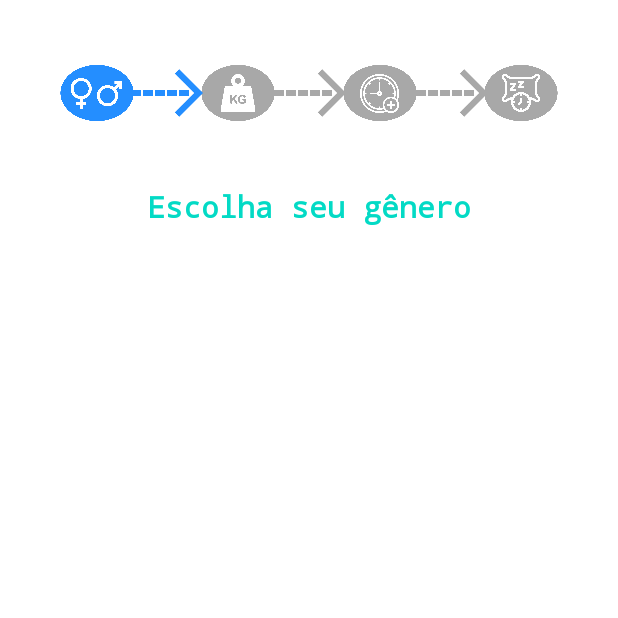
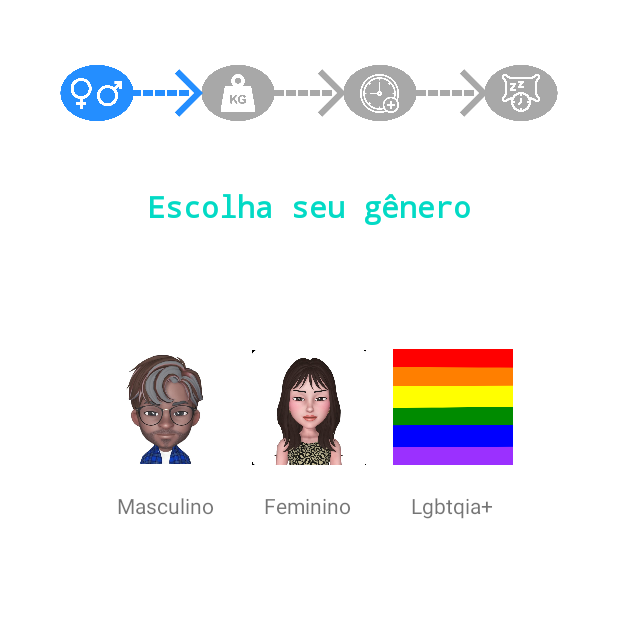
Before and after one commit to Gerabtc/calculadora-copo-de-agua, an Android app: the CadastroGeneroActivity screen opened directly, with no data from a screen before it, on a phone screen of 412 x 824 dp, the top half of it. Run offline under Robolectric (Android 15) with nearby library versions, the phone set to English and light mode, and no system bars.

Commit message:
Adicionado imagens na pasta drawable, bandeira lgbtqia+, rosto feminino, rosto masculino, criado arquivo circulo rosto referente ao avatar masculino, feminino e lgbtqia+

```diff
--- /dev/null
+++ b/app/src/main/res/drawable/ic_circulo_rosto.xml
@@ -0,0 +1,5 @@
+<vector android:height="24dp" android:tint="#FFFFFF"
+    android:viewportHeight="24" android:viewportWidth="24"
+    android:width="24dp" xmlns:android="http://schemas.android.com/apk/res/android">
+    <path android:fillColor="@android:color/white" android:pathData="M12,2C6.48,2 2,6.48 2,12s4.48,10 10,10s10,-4.48 10,-10S17.52,2 12,2zM12,6c1.93,0 3.5,1.57 3.5,3.5S13.93,13 12,13s-3.5,-1.57 -3.5,-3.5S10.07,6 12,6zM12,20c-2.03,0 -4.43,-0.82 -6.14,-2.88C7.55,15.8 9.68,15 12,15s4.45,0.8 6.14,2.12C16.43,19.18 14.03,20 12,20z"/>
+</vector>
--- a/app/src/main/res/layout/activity_cadastro_genero.xml
+++ b/app/src/main/res/layout/activity_cadastro_genero.xml
@@ -139,4 +139,76 @@
         app:layout_constraintTop_toTopOf="@+id/imageView15"
         app:srcCompat="@drawable/hora_dormir_branco" />
 
+    <ImageButton
+        android:id="@+id/imageButtonMasc"
+        android:layout_width="80dp"
+        android:layout_height="80dp"
+        android:layout_marginTop="80dp"
+        android:layout_marginEnd="16dp"
+        android:padding="4dp"
+        android:scaleType="centerCrop"
+        app:layout_constraintEnd_toStartOf="@+id/imageButtonFem"
+        app:layout_constraintHorizontal_bias="0.5"
+        app:layout_constraintHorizontal_chainStyle="packed"
+        app:layout_constraintStart_toStartOf="parent"
+        app:layout_constraintTop_toBottomOf="@+id/textView5"
+        app:srcCompat="@drawable/rosto_masculino" />
+
+    <ImageButton
+        android:id="@+id/imageButtonFem"
+        android:layout_width="80dp"
+        android:layout_height="80dp"
+        android:layout_marginTop="80dp"
+        android:layout_marginEnd="16dp"
+        android:padding="2dp"
+        android:scaleType="centerCrop"
+        app:layout_constraintEnd_toStartOf="@+id/imageButtonLgbt"
+        app:layout_constraintHorizontal_bias="0.5"
+        app:layout_constraintStart_toEndOf="@+id/imageButtonMasc"
+        app:layout_constraintTop_toBottomOf="@+id/textView5"
+        app:srcCompat="@drawable/rosto_feminino" />
+
+    <ImageButton
+        android:id="@+id/imageButtonLgbt"
+        android:layout_width="80dp"
+        android:layout_height="80dp"
+        android:layout_marginTop="80dp"
+        android:padding="1dp"
+        android:scaleType="centerCrop"
+        app:layout_constraintEnd_toEndOf="parent"
+        app:layout_constraintHorizontal_bias="0.5"
+        app:layout_constraintStart_toEndOf="@+id/imageButtonFem"
+        app:layout_constraintTop_toBottomOf="@+id/textView5"
+        app:srcCompat="@drawable/bandeira_lgbtqia" />
+
+    <TextView
+        android:id="@+id/textView"
+        android:layout_width="wrap_content"
+        android:layout_height="wrap_content"
+        android:layout_marginStart="8dp"
+        android:layout_marginTop="16dp"
+        android:text="Masculino"
+        app:layout_constraintStart_toStartOf="@+id/imageButtonMasc"
+        app:layout_constraintTop_toBottomOf="@+id/imageButtonMasc" />
+
+    <TextView
+        android:id="@+id/textView6"
+        android:layout_width="wrap_content"
+        android:layout_height="wrap_content"
+        android:layout_marginStart="10dp"
+        android:layout_marginTop="16dp"
+        android:text="Feminino"
+        app:layout_constraintStart_toStartOf="@+id/imageButtonFem"
+        app:layout_constraintTop_toBottomOf="@+id/imageButtonFem" />
+
+    <TextView
+        android:id="@+id/textView7"
+        android:layout_width="wrap_content"
+        android:layout_height="wrap_content"
+        android:layout_marginStart="12dp"
+        android:layout_marginTop="16dp"
+        android:text="Lgbtqia+"
+        app:layout_constraintStart_toStartOf="@+id/imageButtonLgbt"
+        app:layout_constraintTop_toBottomOf="@+id/imageButtonLgbt" />
+
 </androidx.constraintlayout.widget.ConstraintLayout>
```
Also changed, not shown: app/src/main/res/drawable-v24/bandeira_lgbtqia.png (added), app/src/main/res/drawable-v24/rosto_feminino.jpeg (added), app/src/main/res/drawable-v24/rosto_masculino.jpeg (added).
